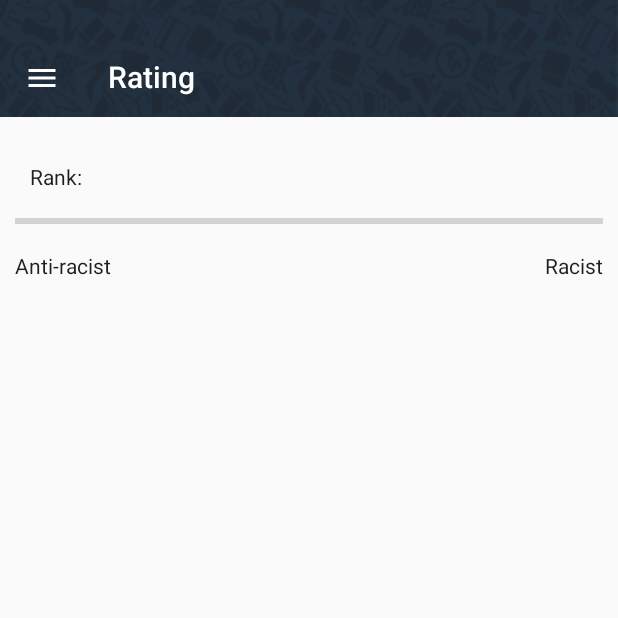
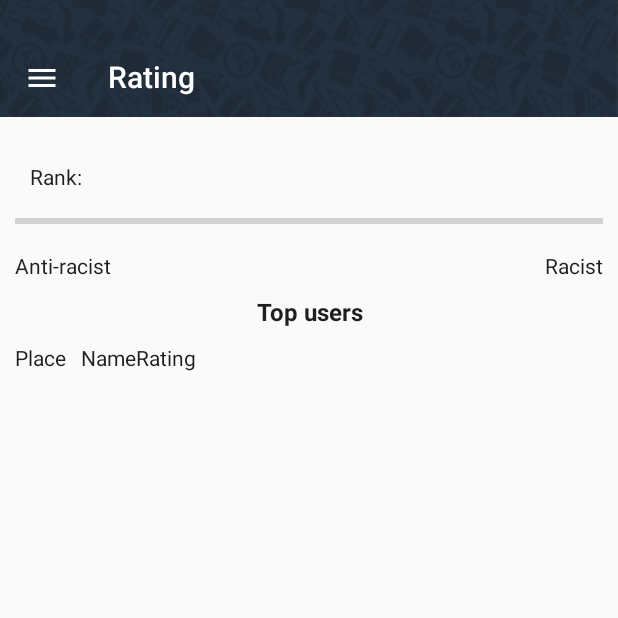
Before and after one commit to 1ou/guess-the-race-clean, an Android app: the fragment RatingFragment shown on its own in the app's theme, on a phone screen of 412 x 824 dp, the top half of it. Run offline under Robolectric (Android 15) with nearby library versions, the phone set to English and light mode, and no system bars; our stand-ins replace Picasso; libraries missing offline, so code that uses them is left out: com.arellomobile.mvp, com.hannesdorfmann.adapterdelegates3; pictures from the network do not load; 4 statements that could not run were skipped.

Commit message:
design fixes

```diff
--- a/app/src/main/java/skubyev/anton/guesstherace/model/interactor/home/HomeInteractor.kt
+++ b/app/src/main/java/skubyev/anton/guesstherace/model/interactor/home/HomeInteractor.kt
@@ -1,5 +1,6 @@
 package skubyev.anton.guesstherace.model.interactor.home
 
+import skubyev.anton.guesstherace.extension.random
 import skubyev.anton.guesstherace.model.data.storage.Image
 import skubyev.anton.guesstherace.model.repository.images.ImagesRepository
 import skubyev.anton.guesstherace.model.repository.watchedimages.WatchedImagesRepository
@@ -19,4 +20,6 @@ class HomeInteractor @Inject constructor(
     ) = watchedImagesRepository.addWatchedImage(
             image
     )
+
+    fun isShowAdv() = (0..100).random() > 93
 }
--- a/app/src/main/java/skubyev/anton/guesstherace/presentation/home/HomePresenter.kt
+++ b/app/src/main/java/skubyev/anton/guesstherace/presentation/home/HomePresenter.kt
@@ -7,6 +7,7 @@ import io.reactivex.disposables.CompositeDisposable
 import ru.terrakok.cicerone.Router
 import skubyev.anton.guesstherace.Screens
 import skubyev.anton.guesstherace.extension.addTo
+import skubyev.anton.guesstherace.extension.random
 import skubyev.anton.guesstherace.extension.subscribeIgnoreResult
 import skubyev.anton.guesstherace.model.data.storage.Image
 import skubyev.anton.guesstherace.model.interactor.auth.AuthInteractor
@@ -84,6 +85,8 @@ class HomePresenter @Inject constructor(
                     { errorHandler.proceed(it, { viewState.showMessage(it) }) }
             ).addTo(compositeDisposable)
 
+    fun isShowAdv() = homeInteractor.isShowAdv()
+
     fun clickedDiscuss() = router.navigateTo(Screens.COMMENTS_SCREEN, currentImage.idImage)
 
     fun clickedNotifications() = router.navigateTo(Screens.NOTIFICATIONS_SCREEN)
--- a/app/src/main/res/layout/fragment_rating.xml
+++ b/app/src/main/res/layout/fragment_rating.xml
@@ -27,8 +27,8 @@
     <LinearLayout
         android:layout_width="match_parent"
         android:layout_height="wrap_content"
+        android:layout_marginTop="10dp"
         android:orientation="horizontal"
-        android:layout_marginTop="10dp"
         android:paddingEnd="20dp"
         android:paddingStart="20dp">
 
@@ -75,22 +75,55 @@
             android:layout_gravity="end"
             android:gravity="end"
             android:text="@string/racist" />
+    </LinearLayout>
 
-        <View
-            android:id="@+id/view"
+    <LinearLayout
+        android:layout_width="match_parent"
+        android:layout_height="wrap_content"
+        android:orientation="vertical">
+
+        <TextView
             android:layout_width="match_parent"
-            android:layout_height="@dimen/divider_size"
-            android:layout_marginTop="5dp"
-            android:layout_marginBottom="10dp"
-            android:background="@color/divider" />
+            android:layout_height="wrap_content"
+            android:layout_marginTop="10dp"
+            android:gravity="center"
+            android:textSize="16sp"
+            android:text="@string/top_users" />
 
     </LinearLayout>
 
+    <LinearLayout
+        android:layout_width="match_parent"
+        android:layout_height="wrap_content"
+        android:layout_marginTop="10dp"
+        android:orientation="horizontal">
+
+        <TextView
+            android:layout_width="wrap_content"
+            android:layout_height="wrap_content"
+            android:layout_marginStart="10dp"
+            android:gravity="start"
+            android:text="@string/place_rating" />
+
+        <TextView
+            android:layout_width="wrap_content"
+            android:layout_height="wrap_content"
+            android:layout_marginStart="10dp"
+            android:gravity="start"
+            android:text="@string/name_rating" />
+
+        <TextView
+            android:layout_width="wrap_content"
+            android:layout_height="wrap_content"
+            android:layout_gravity="end"
+            android:gravity="end"
+            android:text="@string/rating_rating" />
+    </LinearLayout>
 
     <FrameLayout xmlns:android="http://schemas.android.com/apk/res/android"
         android:layout_width="match_parent"
-        android:layout_marginTop="10dp"
-        android:layout_height="match_parent">
+        android:layout_height="match_parent"
+        android:layout_marginTop="10dp">
 
         <include layout="@layout/layout_list_with_progress" />
 
--- a/app/src/main/res/values/strings.xml
+++ b/app/src/main/res/values/strings.xml
@@ -27,6 +27,10 @@
     <string name="rating_title">Rating</string>
     <string name="racist">Racist</string>
     <string name="anti_racist">Anti-racist</string>
+    <string name="top_users"><b>Top users</b></string>
+    <string name="place_rating">Place</string>
+    <string name="name_rating">Name</string>
+    <string name="rating_rating">Rating</string>
     <string name="rank">Rank:</string>
     <string name="rang_1">Martin Luther King</string>
     <string name="rang_2">Nelson Rolihlahla Mandela</string>
@@ -102,5 +106,7 @@
 
     <!--Admob-->
     <string name="admob_unit_id">ca-app-pub-6408266897351843/5980174013</string>
+    <string name="admob_unit_id_bottom_banner">ca-app-pub-6408266897351843/3380318993</string>
+
 
 </resources>
```
Also changed, not shown: app/src/main/java/skubyev/anton/guesstherace/ui/home/HomeFragment.kt (+14 -8 lines), app/src/main/res/layout/fragment_home.xml (+60 -30 lines).
